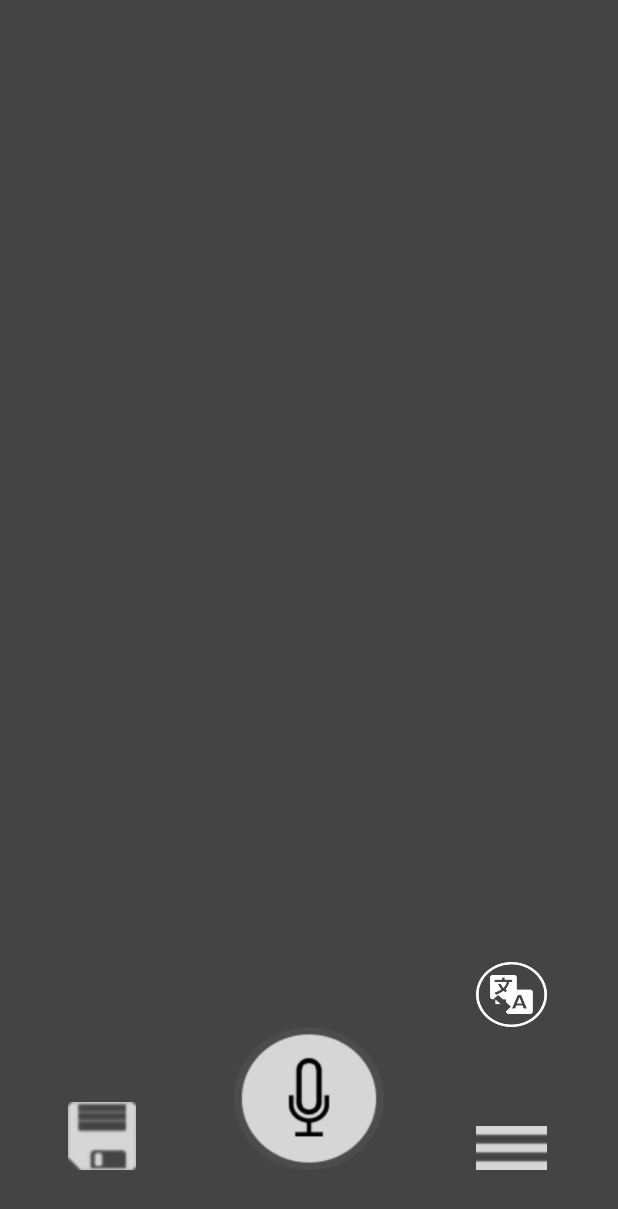
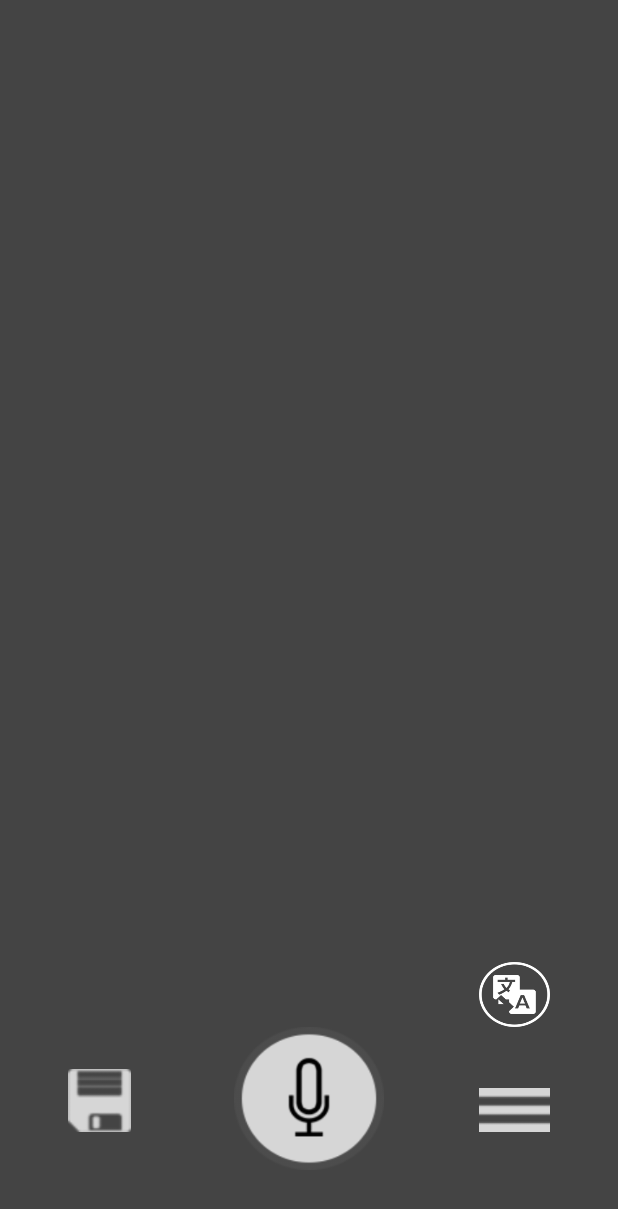
Before and after one commit to andNext/speechpad, an Android app: the screen it shows after launch (MainActivity), on a phone screen of 412 x 824 dp. Shown: the top 1209 px of the screen. Run offline under Robolectric (Android 15) with nearby library versions, the phone set to English and light mode, and no system bars; 3 statements that could not run were skipped.

Commit message:
new date formatter, resources, name of resources

```diff
--- /dev/null
+++ b/app/src/main/res/drawable/save_button.xml
@@ -0,0 +1,6 @@
+<?xml version="1.0" encoding="utf-8"?>
+<selector xmlns:android="http://schemas.android.com/apk/res/android">
+    <item android:drawable="@drawable/button_save_on" android:state_pressed="true" />
+    <item android:drawable="@drawable/button_save_on" android:state_focused="true" />
+    <item android:drawable="@drawable/button_save" />
+</selector>
--- a/app/src/main/res/layout/activity_main.xml
+++ b/app/src/main/res/layout/activity_main.xml
@@ -3,7 +3,8 @@
     android:orientation="vertical"
     android:layout_width="fill_parent"
     android:layout_height="fill_parent"
-    android:background="@color/background_black">
+    android:background="@color/background_black"
+    android:longClickable="false">
 
 
     <TextView
@@ -19,21 +20,18 @@
         android:layout_alignEnd="@+id/imageButtonHistory"
         android:textSize="@dimen/abc_text_size_large_material" />
 
-
-
-
         <ImageButton
-            android:layout_width="45dp"
-            android:layout_height="45dp"
+            android:layout_width="42dp"
+            android:layout_height="42dp"
             android:id="@+id/imageButtonSave"
             android:contentDescription="@string/save"
-            android:src="@drawable/save"
-            android:background="@null"
+            android:background="@drawable/save_button"
             android:scaleType="fitXY"
-            android:layout_alignBottom="@+id/startButton"
 
             android:layout_marginLeft="45dp"
-            android:layout_marginStart="47dp"
+            android:layout_alignBottom="@+id/startButton"
+            android:layout_marginBottom="25dp"
+            android:layout_marginStart="45dp"
             android:onClick="onClickSave" />
 
         <ImageButton
@@ -44,7 +42,7 @@
             android:background="@null"
             android:scaleType="fitXY"
             android:layout_gravity="center_horizontal"
-            android:src="@drawable/button_off"
+            android:src="@drawable/button_micro"
             android:layout_alignParentBottom="true"
             android:layout_centerHorizontal="true"
             android:layout_marginBottom="44dp" />
@@ -54,15 +52,16 @@
             android:layout_height="29dp"
             android:id="@+id/imageButtonHistory"
             android:contentDescription="@string/history"
-            android:src="@drawable/history"
             android:background="@null"
             android:scaleType="fitXY"
             android:onClick="onClickHistory"
-            android:layout_marginRight="47dp"
-            android:layout_marginEnd="33dp"
+            android:layout_marginRight="45dp"
+            android:layout_marginBottom="25dp"
+            android:layout_marginEnd="45dp"
             android:layout_alignBottom="@+id/startButton"
             android:layout_alignParentRight="true"
-            android:layout_alignParentEnd="true" />
+            android:layout_alignParentEnd="true"
+            android:src="@drawable/button_history" />
 
     <ImageButton
         android:layout_width="30dp"
@@ -70,7 +69,7 @@
         android:id="@+id/imageButton"
         android:contentDescription="@string/translate"
         android:layout_above="@+id/startButton"
-        android:src="@drawable/translate_icon"
+        android:src="@drawable/button_translate"
         android:background="@null"
         android:scaleType="fitXY"
         android:layout_alignRight="@+id/imageButtonHistory"
--- a/app/src/main/res/layout/activity_second.xml
+++ b/app/src/main/res/layout/activity_second.xml
@@ -11,7 +11,7 @@
         android:background="@null"
         android:scaleType="fitXY"
         android:id="@+id/startButtonMain"
-        android:src="@drawable/button_off"
+        android:src="@drawable/button_micro"
         android:contentDescription="@string/record"
         android:layout_alignParentBottom="true"
         android:layout_centerHorizontal="true"
@@ -27,5 +27,6 @@
         android:layout_above="@+id/startButtonMain"
         android:layout_alignParentTop="true"
         android:focusableInTouchMode="false"
+        android:contentDescription="Notes"
         android:id="@+id/layout"></LinearLayout>
 </RelativeLayout>
--- a/app/src/main/res/layout/fragment_form_view_text.xml
+++ b/app/src/main/res/layout/fragment_form_view_text.xml
@@ -20,7 +20,7 @@
         android:layout_gravity="center"
         android:background="@null"
         android:id="@+id/to_history"
-        android:src="@drawable/button_off"
+        android:src="@drawable/button_micro"
         android:layout_marginBottom="24dp"
         android:layout_alignParentBottom="true"
         android:layout_alignParentLeft="true"
--- a/app/src/main/res/values/strings.xml
+++ b/app/src/main/res/values/strings.xml
@@ -2,8 +2,9 @@
 <resources>
     <string name="app_name">SpeechPad</string>
     <string name="title_activity_second">История</string>
+    <string name="title_activity_language_list">Список языков</string>
+    <string name="title_activity_translate">Переводчик</string>
 
-    <string name="hello_world">Hello world!</string>
     <string name="action_settings">Settings</string>
 
     <string name="record">Запись</string>
@@ -15,7 +16,12 @@
     <string name="fromLang">en</string>
     <string name="toLang">ru</string>
     <string name="translate">Перевести</string>
-    <string name="title_activity_language_list">Список языков</string>
 
-    <string name="api_langarray_name">dirs</string>
+
+    <string name="api_langarray_name">Список</string>
+
+    <!-- Error, warnings, tips -->
+    <string name="saveTrue">Успешное сохранение!</string>
+    <string name="saveFalse">Пустая запись!</string>
+    <string name="translateFalse">Пустая запись!</string>
 </resources>
```
Also changed, not shown: app/src/main/AndroidManifest.xml (+3 -6 lines), app/src/main/java/ru/expendables/speechpad/MainActivity.java (+21 -9 lines), app/src/main/res/drawable/button_history.png (added), app/src/main/res/drawable/button_micro.png (added), app/src/main/res/drawable/button_micro_on.png (added), app/src/main/res/drawable/button_save.png (added), app/src/main/res/drawable/button_save_on.png (added), app/src/main/res/drawable/button_translate.png (added).
